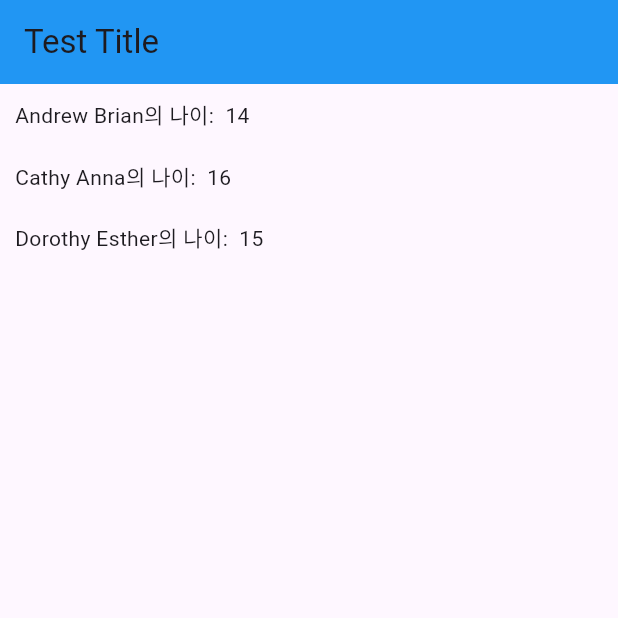
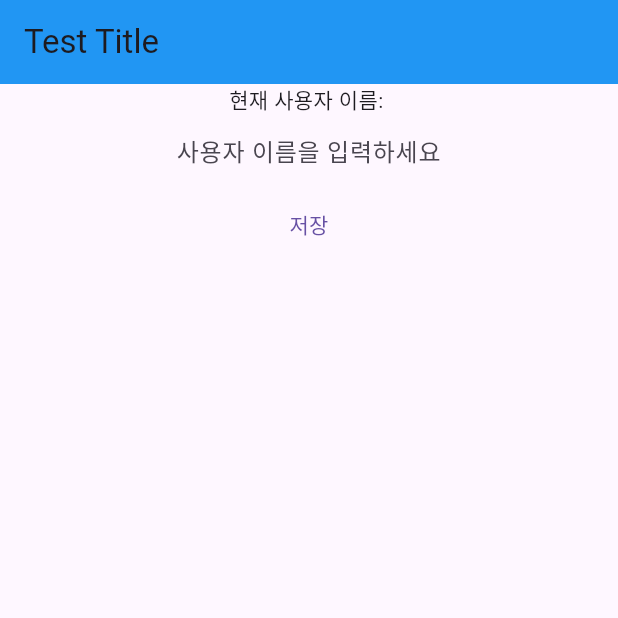
Before and after one commit to jm4293/flutter, a Flutter app: the screen it shows after launch, on a phone screen of 412 x 824 dp, the top half of it. Run offline on Flutter 3.47's test engine with Material 3 defaults, Android fonts, the phone set to English and light mode, and no system bars; our stand-ins replace shared_preferences.

Commit message:
flutter - 디스크 저장 및 불러오기

```diff
--- a/lib/main.dart
+++ b/lib/main.dart
@@ -1,7 +1,5 @@
-import 'dart:convert';
-
 import 'package:flutter/material.dart';
-import 'package:flutter/services.dart';
+import 'package:shared_preferences/shared_preferences.dart';
 
 void main() {
   runApp(const MyApp());
@@ -31,14 +29,31 @@ class MyHomePage extends StatefulWidget {
 }
 
 class _MyHomePageState extends State<MyHomePage> {
-  static Future loadJson() async {
-    final String response = await rootBundle.loadString('lib/users.json');
-    final data = await json.decode(response);
+  late SharedPreferences _preferences;
+  String _username = "";
+  final TextEditingController _usernameController = TextEditingController();
 
-    return data['students'];
+  @override
+  void initState() {
+    super.initState();
+    _getUsername();
   }
 
-  Future userList = loadJson();
+  _saveUsername() {
+    setState(
+      () => {
+        _username = _usernameController.text,
+        _preferences.setString("username", _username),
+      },
+    );
+  }
+
+  _getUsername() async {
+    _preferences = await SharedPreferences.getInstance();
+    setState(
+      () => _username = _preferences.getString("username") ?? "",
+    );
+  }
 
   @override
   Widget build(BuildContext context) {
@@ -47,34 +62,24 @@ class _MyHomePageState extends State<MyHomePage> {
         title: const Text("Test Title"),
         backgroundColor: Colors.blue,
       ),
-      body: Container(
-        child: FutureBuilder(
-          future: userList,
-          builder: (context, snapshot) {
-            if (snapshot.hasData) {
-              return ListView.builder(
-                itemCount: snapshot.data.length,
-                itemBuilder: (context, index) {
-                  return Container(
-                    padding: const EdgeInsets.all(10),
-                    child: Text(
-                        "${snapshot.data[index]['full_name']}의 나이:  ${snapshot.data[index]['age']}"),
-                  );
-                },
-              );
-            } else if (snapshot.hasError) {
-              return Center(
-                child: Text("Error"),
-              );
-            } else {
-              return const Center(
-                child: CircularProgressIndicator(
-                  strokeWidth: 2,
-                ),
-              );
-            }
-          },
-        ),
+      body: Column(
+        children: [
+          Text("현재 사용자 이름: ${_username}"),
+          Container(
+            child: TextField(
+              controller: _usernameController,
+              textAlign: TextAlign.center,
+              decoration: const InputDecoration(
+                border: InputBorder.none,
+                hintText: "사용자 이름을 입력하세요",
+              ),
+            ),
+          ),
+          TextButton(
+            onPressed: () => _saveUsername(),
+            child: const Text("저장"),
+          )
+        ],
       ),
     );
   }
--- a/pubspec.yaml
+++ b/pubspec.yaml
@@ -35,7 +35,7 @@ dependencies:
   # The following adds the Cupertino Icons font to your application.
   # Use with the CupertinoIcons class for iOS style icons.
   cupertino_icons: ^1.0.2
-  youtube_player_flutter:
+  shared_preferences:
 
 dev_dependencies:
   flutter_test:
```
Also changed, not shown: pubspec.lock, 1 other file.
